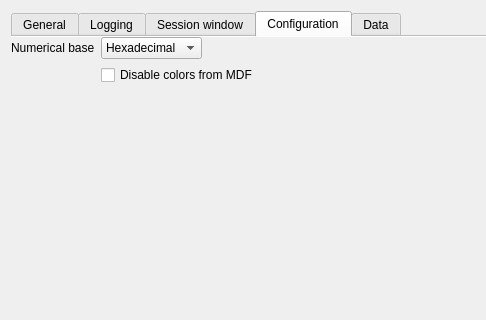
First picture: the form in src/cdlgmainsettings.ui, repository grodansparadis/vscp-works-qt, before the edit; both pictures show x 0 to 486 and y 0 to 320 of the 772 by 474 pixel window.
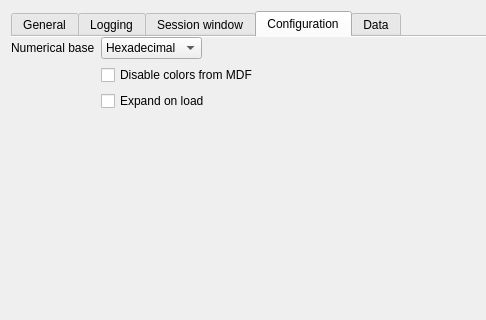
Second picture: the form after the edit.

```diff
--- a/src/cdlgmainsettings.ui
+++ b/src/cdlgmainsettings.ui
@@ -693,7 +693,7 @@
           </property>
          </widget>
         </item>
-        <item row="2" column="1">
+        <item row="3" column="1">
          <spacer name="verticalSpacer_4">
           <property name="orientation">
            <enum>Qt::Vertical</enum>
@@ -706,6 +706,13 @@
           </property>
          </spacer>
         </item>
+        <item row="2" column="1">
+         <widget class="QCheckBox" name="chkExpandOnLoad">
+          <property name="text">
+           <string>Expand on load</string>
+          </property>
+         </widget>
+        </item>
        </layout>
       </widget>
      </widget>
```
